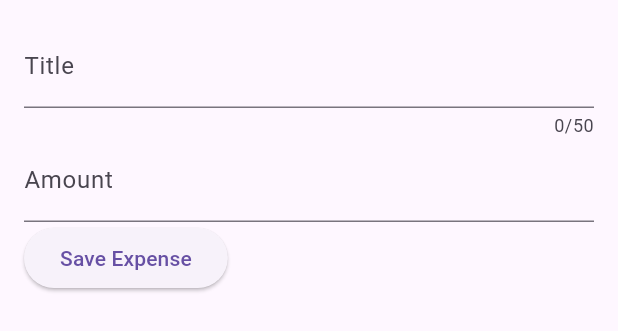
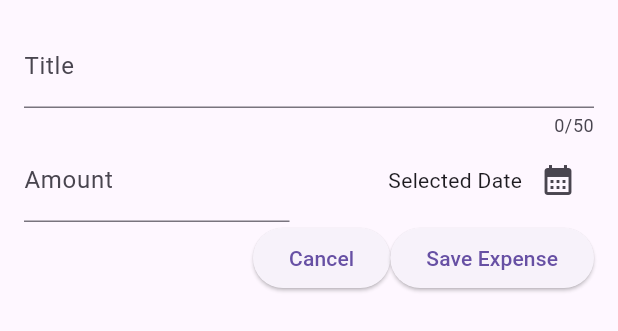
Before and after one commit to Bran108/expense_tracker, a Flutter app: the NewExpense widget shown alone on an empty page, opened directly, on a phone screen of 412 x 824 dp. Shown: the top 331 px of the screen. Run offline on Flutter 3.47's test engine with Material 3 defaults, Android fonts, the phone set to English and light mode, and no system bars.

Commit message:
Date button

```diff
--- a/lib/new_expense.dart
+++ b/lib/new_expense.dart
@@ -32,19 +32,46 @@ Widget build(BuildContext context) {
           keyboardType: TextInputType.name,
           decoration: InputDecoration(label: Text('Title')),
           ),
-          TextField(
-            controller: _amountController,
-            keyboardType: TextInputType.number,
-            decoration: InputDecoration(
+          Row(
+            children: [
+              Expanded(
+              child:TextField(
+              controller: _amountController,
+              keyboardType: TextInputType.number,
+              decoration: InputDecoration(
               prefixText: '\$',
               label: Text("Amount"),
             ),
           ),
+              ),
+              const SizedBox(width:26),
+              Expanded(
+                child: Row(
+                  mainAxisAlignment: MainAxisAlignment.end,
+                  crossAxisAlignment: CrossAxisAlignment.center,
+                  children: [
+                    Text("Selected Date"),
+                    IconButton(
+                      onPressed: (){},
+                     icon: const Icon(Icons.calendar_month),
+              ),
+              ],
+              ),
+              ),
+            ],
+          ),
           Row(
             children: [
+            Spacer(),
+            ElevatedButton(onPressed:() {
+              Navigator.pop(context);
+            },
+            child: Text('Cancel'),
+            ),
             ElevatedButton(
-              onPressed:(){
+              onPressed: (){
                 print(_titleController.text);
+                print(_amountController);
               },
               child: Text('Save Expense'),
               ),
```
